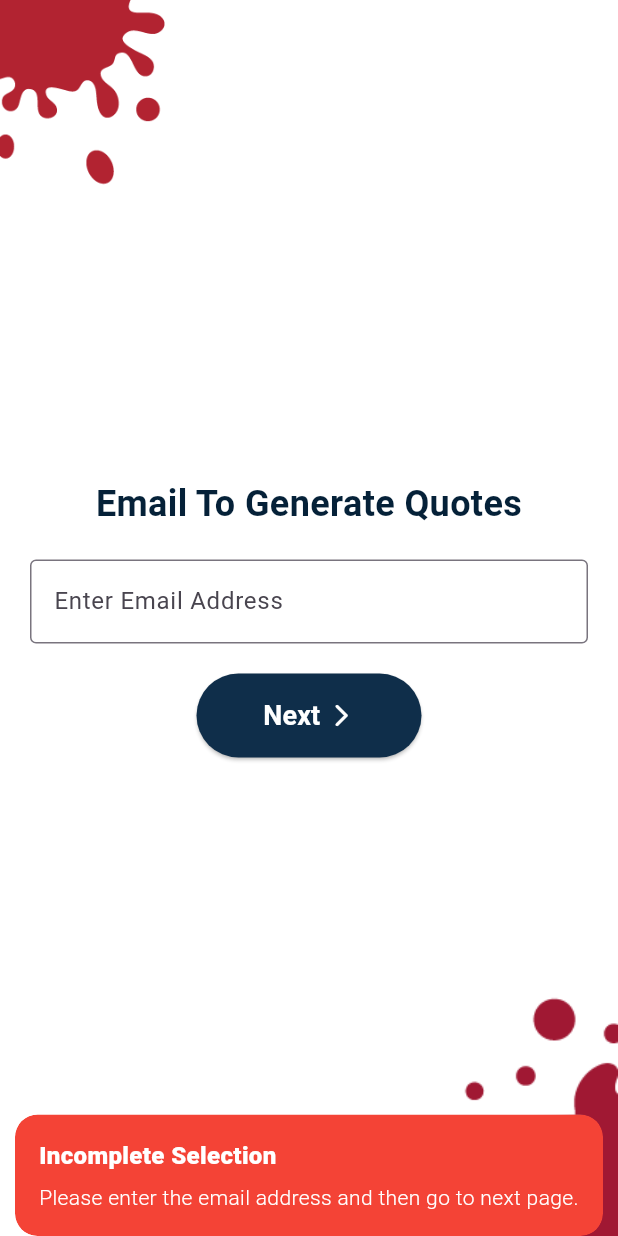
After one commit to abuubaida921/Better_Paint_AR_APP, a Flutter app: the QuoteGenerateEmailView screen opened by its route, after a tap on "Next", on a phone screen of 412 x 824 dp. The commit adds this screen. Run offline on Flutter 3.47's test engine with Material 3 defaults, Android fonts, the phone set to English and light mode, and no system bars; our stand-ins replace connectivity_plus, flutter_screenutil, fluttertoast, get, image_picker, shared_preferences; accounts and stored records are empty; network calls fail.

Commit message:
Email Generate page ui completed

```diff
--- a/lib/modules/detailed_specification_screen/controller/detailed_specification_controller.dart
+++ b/lib/modules/detailed_specification_screen/controller/detailed_specification_controller.dart
@@ -25,7 +25,7 @@ class DetailedSpecificationController extends GetxController {
     //  roomName = Get.arguments['roomName'].toString();
     // print("$roomServiceName - $roomServieId - $roomName");
     getSpecificationList();
-   // calculateTotalPrice();
+
   }
 
   // loading indicator //
@@ -117,7 +117,7 @@ class DetailedSpecificationController extends GetxController {
   void toggleArea({String? specificationId}) {
     if (selectedAreas.contains(specificationId)) {
       selectedAreas.remove(specificationId);
-      calculateTotalPrice();
+
     } else {
       selectedAreas.add(specificationId!);
     }
@@ -127,7 +127,7 @@ class DetailedSpecificationController extends GetxController {
   void toggleAddOnsArea({String? specificationId}) {
     if (addonsAreas.contains(specificationId)) {
       addonsAreas.remove(specificationId);
-      calculateTotalPrice();
+
     } else {
       addonsAreas.add(specificationId!);
     }
--- a/lib/modules/detailed_specification_screen/view/detailed_specification_view.dart
+++ b/lib/modules/detailed_specification_screen/view/detailed_specification_view.dart
@@ -301,7 +301,7 @@ class DetailedSpecificationView
                                 print(jsonEncode(
                                     Get.find<GlobalController>().dataList));
 
-                                Get.toNamed(RoutesNames.invoiceScreen);
+                                Get.toNamed(RoutesNames.quoteEmailGenerateScreen);
                               },
                               style: ElevatedButton.styleFrom(
                                 backgroundColor: btnColor,
--- /dev/null
+++ b/lib/modules/quote_generate_email/binding/quote_generate_binding.dart
@@ -0,0 +1,11 @@
+import 'package:better_painting/modules/quote_generate_email/controller/quote_generate_controller.dart';
+import 'package:get/get.dart';
+
+class QuoteGenerateBinding extends Bindings {
+@override
+  void dependencies() {
+    // TODO: implement dependencies
+    Get.lazyPut(() => QuoteGenerateController(), fenix: true);
+  }
+
+}
--- /dev/null
+++ b/lib/modules/quote_generate_email/controller/quote_generate_controller.dart
@@ -0,0 +1,21 @@
+import 'package:flutter/material.dart';
+import 'package:get/get.dart';
+
+class QuoteGenerateController extends GetxController {
+
+  // Create a TextEditingController to manage the text
+  late TextEditingController emailtextEditingController;
+
+  // To store room name
+  RxString emailAddress = ''.obs;
+
+  @override
+  void onInit() {
+    // TODO: implement onInit
+    super.onInit();
+    emailtextEditingController = TextEditingController();
+  }
+
+
+
+}
--- /dev/null
+++ b/lib/modules/quote_generate_email/view/quote_generate_email_view.dart
@@ -0,0 +1,133 @@
+import 'package:better_painting/dependency/global%20dependency/global_controller.dart';
+import 'package:better_painting/main.dart';
+import 'package:better_painting/modules/quote_generate_email/controller/quote_generate_controller.dart';
+import 'package:better_painting/modules/room_selection_screen/controller/room_selection_controller.dart';
+import 'package:better_painting/routes/routes_names.dart';
+import 'package:flutter/material.dart';
+import 'package:flutter_screenutil/flutter_screenutil.dart';
+import 'package:get/get.dart';
+
+class QuoteGenerateEmailView
+    extends GetView<QuoteGenerateController> {
+  const QuoteGenerateEmailView({super.key});
+
+  @override
+  Widget build(BuildContext context) {
+    return Scaffold(
+      resizeToAvoidBottomInset: false,
+      body: Stack(
+        children: [
+          _buildBackground(),
+          Image.asset(
+            'assets/images/top_left.png',
+            width: 120.w,
+          ),
+          Positioned(
+            bottom: 0,
+            right: 0,
+            child: Image.asset(
+              'assets/images/bottom_right.png',
+              width: 120.w,
+            ),
+          ),
+          Center(
+            child: Padding(
+              padding: const EdgeInsets.all(20.0),
+              child: Column(
+                mainAxisAlignment: MainAxisAlignment.center,
+                children: [
+                   Text(
+                    'Email To Generate Quotes',
+                    style: TextStyle(
+                        fontSize: 24.sp,
+                        fontWeight: FontWeight.bold,
+                        color: const Color(backgroundColor)),
+                    textAlign: TextAlign.center,
+                  ),
+                   SizedBox(height: 20.h),
+
+                  // Room Name Input
+                  TextField(
+                    controller: controller.emailtextEditingController,
+                    decoration: const InputDecoration(
+                     focusColor: btnColor,
+                     focusedBorder: OutlineInputBorder(
+                     borderSide: BorderSide(color: btnColor, width: 1.2)
+
+                     ),
+                      border: OutlineInputBorder(
+                      ),
+                      labelText: 'Enter Email Address',
+                    ),
+                    onChanged: (value) {
+                      controller.emailAddress.value = value;
+                    },
+                  ),
+
+                  SizedBox(height: 20.h),
+
+
+
+                  // Button to proceed (navigate to AR Measurement screen)
+                  SizedBox(
+                    width: 150.w,
+                    child: ElevatedButton(
+                      onPressed: () {
+                        if (controller.emailAddress != '') {
+                          Get.toNamed(RoutesNames.invoiceScreen,
+                          );
+                          controller.emailtextEditingController.clear();
+                        } else {
+                          Get.snackbar(
+                            'Incomplete Selection',
+                            'Please enter the email address and then go to next page.',
+                            snackPosition: SnackPosition.BOTTOM,
+                            backgroundColor: Colors.red,
+                            colorText: Colors.white,
+                          );
+                        }
+                      },
+                      style: ElevatedButton.styleFrom(
+                        backgroundColor: btnColor,
+                        padding:  EdgeInsets.symmetric(
+                            horizontal: 40.w, vertical: 15.h),
+                        shape: RoundedRectangleBorder(
+                          borderRadius: BorderRadius.circular(30.r),
+                        ),
+                      ),
+                      child:  Row(
+                        mainAxisAlignment: MainAxisAlignment.center,
+                        children: [
+                          Text(
+                            'Next',
+                            style: TextStyle(
+                                fontSize: 18.sp,
+                                fontWeight: FontWeight.bold,
+                                color: Colors.white),
+                          ),
+                          SizedBox(
+                            width: 5.h,
+                          ),
+                          const Icon(
+                            Icons.arrow_forward_ios_rounded,
+                            color: Colors.white,
+                          )
+                        ],
+                      ),
+                    ),
+                  ),
+                ],
+              ),
+            ),
+          ),
+        ],
+      ),
+    );
+  }
+
+  Widget _buildBackground() {
+    return Container(
+      decoration: const BoxDecoration(color: Colors.white),
+    );
+  }
+}
--- a/lib/routes/routes_names.dart
+++ b/lib/routes/routes_names.dart
@@ -6,6 +6,7 @@ class RoutesNames {
    static const String serviceSelectionScreen = '/serviceSelectionScreen';
    static const String roomSelectionScreen = '/roomSelectionScreen';
    static const String detailedSpecificationScreen = '/detailedSpecificationScreen';
+   static const String quoteEmailGenerateScreen = '/quoteEmailGenerateScreen';
    static const String arMeasurementScreen = '/arMeasurementScreen';
    static const String arHomeScreen = '/arHomeScreen';
    static const String quoteSummaryScreen = '/quoteSummaryScreen';
--- a/lib/routes/routes_screens.dart
+++ b/lib/routes/routes_screens.dart
@@ -7,6 +7,8 @@ import 'package:better_painting/modules/auth_screens/signup_screen/binding/signu
 import 'package:better_painting/modules/auth_screens/signup_screen/view/signup_view.dart';
 import 'package:better_painting/modules/detailed_specification_screen/binding/detailed_specification_binding.dart';
 import 'package:better_painting/modules/detailed_specification_screen/view/detailed_specification_view.dart';
+import 'package:better_painting/modules/quote_generate_email/binding/quote_generate_binding.dart';
+import 'package:better_painting/modules/quote_generate_email/view/quote_generate_email_view.dart';
 import 'package:better_painting/modules/room_selection_screen/binding/room_selection_binding.dart';
 import 'package:better_painting/modules/room_selection_screen/view/room_selection_view.dart';
 import 'package:better_painting/modules/invoice_screen/view/invoice.dart';
@@ -79,4 +81,9 @@ List<GetPage<dynamic>>? routes = [
     page: () => const UserProfileView(),
     binding: UserProfileBinding()
   ),
+   GetPage(
+    name: RoutesNames.quoteEmailGenerateScreen,
+    page: () => const QuoteGenerateEmailView(),
+    binding: QuoteGenerateBinding()
+  ),
 ];
```
